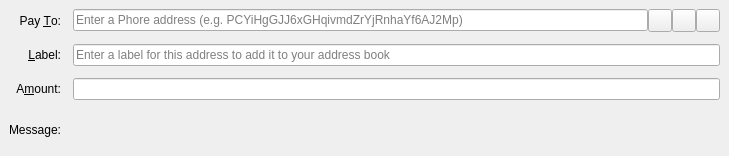
This is src/qt/forms/sendcoinsentry.ui in wqking-misc/SocialSend as Qt 5 draws it before an edit. The edited form follows.
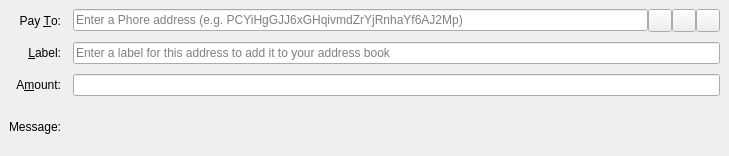
This is the edited form. Icons and pictures are not drawn. Custom widgets are drawn as their Qt base class.

Commit message:
Spacing adjustments & Fixes for Windows
Adjust some spacing to fix "Privacy" title from having a small cutoff on smaller sizes. Remove icons from Buttons for consistency.

# Conflicts:
#	src/qt/forms/privacydialog.ui
#	src/qt/forms/receivecoinsdialog.ui
#	src/qt/res/css/default.css

Diff of the .ui file:
```diff
--- a/src/qt/forms/sendcoinsentry.ui
+++ b/src/qt/forms/sendcoinsentry.ui
@@ -43,9 +43,12 @@
     <enum>QFrame::Plain</enum>
    </property>
    <layout class="QGridLayout" name="gridLayout">
-    <property name="spacing">
+    <property name="horizontalSpacing">
      <number>12</number>
     </property>
+    <property name="verticalSpacing">
+     <number>10</number>
+    </property>
     <item row="0" column="0">
      <widget class="QLabel" name="payToLabel">
       <property name="text">
```
The commit also changes 3 other files.
